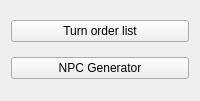
Above: UI/MainWidget.ui from andreassch/RPGAssistant before the change. Below: the same form after it.
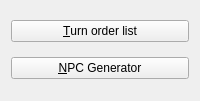
That is the form after the change.

What changed in the file:
```diff
--- a/UI/MainWidget.ui
+++ b/UI/MainWidget.ui
@@ -17,14 +17,14 @@
    <item>
     <widget class="QPushButton" name="buttonTurnOrderList">
      <property name="text">
-      <string>Turn order list</string>
+      <string>&amp;Turn order list</string>
      </property>
     </widget>
    </item>
    <item>
     <widget class="QPushButton" name="buttonNPCGenerator">
      <property name="text">
-      <string>NPC Generator</string>
+      <string>&amp;NPC Generator</string>
      </property>
     </widget>
    </item>
```
